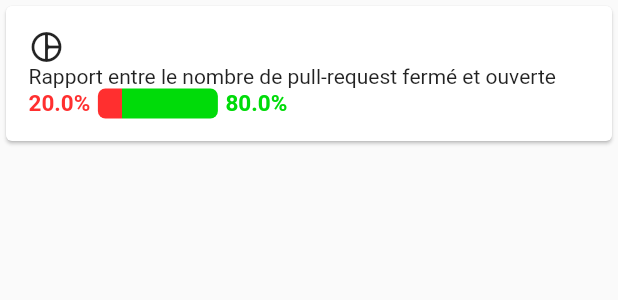
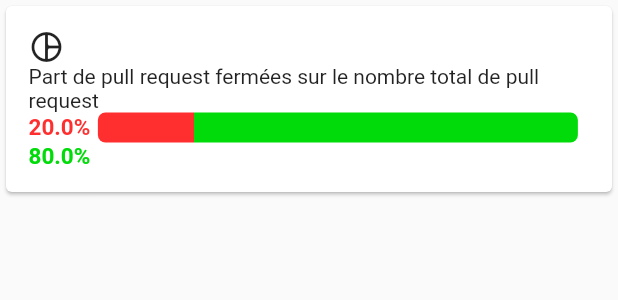
Before and after one commit to damiendesvent/metrics_LOG680-01_H2023_EQ12, a Flutter app: the PullOpenClose widget shown alone on an empty page, opened directly, on a phone screen of 412 x 824 dp. Shown: the top 300 px of the screen. Run offline on Flutter 3.47's test engine with Material 2 defaults, Android fonts, the phone set to English and light mode, and no system bars; our stand-ins replace shared_preferences, syncfusion_flutter_charts; accounts and stored records are empty; network calls fail.

```diff
--- a/frontend/flutter_application_1/lib/pull_rq_closed_open.dart
+++ b/frontend/flutter_application_1/lib/pull_rq_closed_open.dart
@@ -1,6 +1,8 @@
 import 'dart:convert';
 import 'package:flutter/cupertino.dart';
 import 'package:flutter/material.dart';
+
+double closePourcentage = 0.2;
 
 class PullOpenClose extends StatefulWidget {
   const PullOpenClose({super.key});
@@ -10,10 +12,9 @@ class PullOpenClose extends StatefulWidget {
 }
 
 class _PullOpenCloseState extends State<PullOpenClose> {
-  double closePourcentage = 0.2;
-  var redTextStyle = TextStyle(
+  var redTextStyle = const TextStyle(
       color: Color(0xffFF2F2F), fontWeight: FontWeight.w600, fontSize: 15);
-  var greenTextStyle = TextStyle(
+  var greenTextStyle = const TextStyle(
       color: Color(0xff00DB09), fontWeight: FontWeight.w600, fontSize: 15);
 
   @override
@@ -29,10 +30,10 @@ class _PullOpenCloseState extends State<PullOpenClose> {
                   Wrap(
                       spacing: 10,
                       crossAxisAlignment: WrapCrossAlignment.center,
-                      children: [
+                      children: const [
                         Icon(Icons.pie_chart_outline_rounded),
                         Text(
-                            "Rapport entre le nombre de pull-request fermé et ouverte"),
+                            "Part de pull request fermées sur le nombre total de pull request"),
                       ]),
                   Wrap(
                     crossAxisAlignment: WrapCrossAlignment.center,
@@ -42,11 +43,11 @@ class _PullOpenCloseState extends State<PullOpenClose> {
                       DecoratedBox(
                           decoration: BoxDecoration(
                             borderRadius:
-                                BorderRadius.all(Radius.circular(5.0)),
+                                const BorderRadius.all(Radius.circular(5.0)),
                             gradient: LinearGradient(
                                 begin: Alignment.centerLeft,
                                 end: Alignment.centerRight,
-                                colors: [
+                                colors: const [
                                   Color(0xffFF2F2F),
                                   Color(0xffFF2F2F),
                                   Color(0xff00DB09),
@@ -59,7 +60,7 @@ class _PullOpenCloseState extends State<PullOpenClose> {
                                   1
                                 ]),
                           ),
-                          child: SizedBox(height: 20, width: 80)),
+                          child: const SizedBox(height: 20, width: 320)),
                       Text("${(1 - closePourcentage) * 100}%",
                           style: greenTextStyle)
                     ],
```
Also changed, not shown: frontend/flutter_application_1/lib/pull_page.dart (+6 -1 lines).
